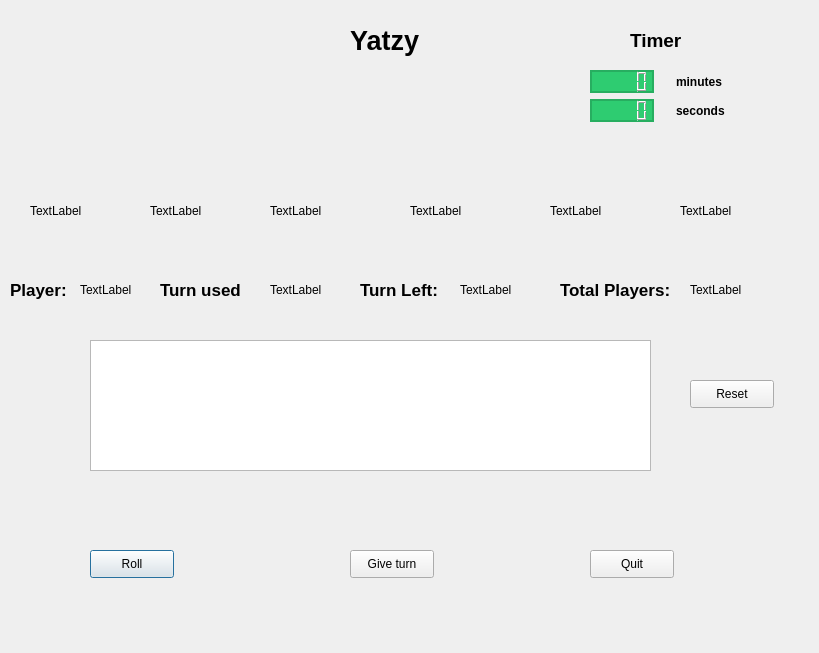
First picture: the form in student/12/yatzy_gui/yatzy_game.ui, repository ahmadshirwany/programming2, before the edit.
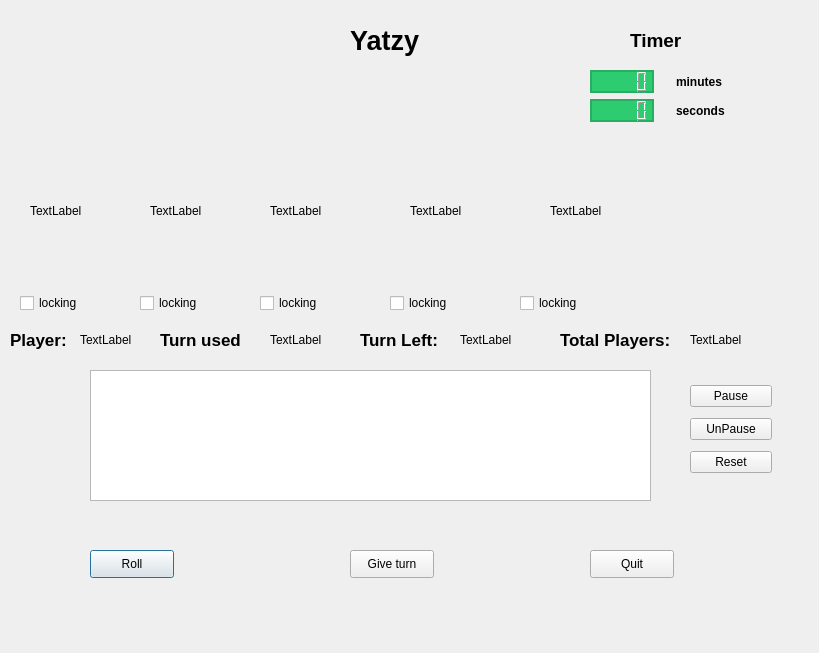
Second picture: the form after the edit.

Commit message: add locking feature with chnaging dices image and also added the feature of pause the game

```diff
--- a/student/12/yatzy_gui/yatzy_game.ui
+++ b/student/12/yatzy_gui/yatzy_game.ui
@@ -86,19 +86,6 @@
     <string>TextLabel</string>
    </property>
   </widget>
-  <widget class="QLabel" name="label_6">
-   <property name="geometry">
-    <rect>
-     <x>680</x>
-     <y>160</y>
-     <width>131</width>
-     <height>101</height>
-    </rect>
-   </property>
-   <property name="text">
-    <string>TextLabel</string>
-   </property>
-  </widget>
   <widget class="QLabel" name="label_7">
    <property name="geometry">
     <rect>
@@ -123,7 +110,7 @@
    <property name="geometry">
     <rect>
      <x>10</x>
-     <y>280</y>
+     <y>330</y>
      <width>63</width>
      <height>20</height>
     </rect>
@@ -143,7 +130,7 @@
    <property name="geometry">
     <rect>
      <x>80</x>
-     <y>280</y>
+     <y>330</y>
      <width>63</width>
      <height>20</height>
     </rect>
@@ -156,7 +143,7 @@
    <property name="geometry">
     <rect>
      <x>460</x>
-     <y>280</y>
+     <y>330</y>
      <width>63</width>
      <height>20</height>
     </rect>
@@ -169,7 +156,7 @@
    <property name="geometry">
     <rect>
      <x>360</x>
-     <y>280</y>
+     <y>330</y>
      <width>81</width>
      <height>20</height>
     </rect>
@@ -228,30 +215,17 @@
    <property name="geometry">
     <rect>
      <x>90</x>
-     <y>340</y>
+     <y>370</y>
      <width>561</width>
      <height>131</height>
     </rect>
    </property>
   </widget>
-  <widget class="QPushButton" name="resetButton">
-   <property name="geometry">
-    <rect>
-     <x>690</x>
-     <y>380</y>
-     <width>84</width>
-     <height>28</height>
-    </rect>
-   </property>
-   <property name="text">
-    <string>Reset</string>
-   </property>
-  </widget>
   <widget class="QLabel" name="label_14">
    <property name="geometry">
     <rect>
      <x>690</x>
-     <y>280</y>
+     <y>330</y>
      <width>91</width>
      <height>20</height>
     </rect>
@@ -264,7 +238,7 @@
    <property name="geometry">
     <rect>
      <x>560</x>
-     <y>280</y>
+     <y>330</y>
      <width>111</width>
      <height>20</height>
     </rect>
@@ -382,7 +356,7 @@
    <property name="geometry">
     <rect>
      <x>270</x>
-     <y>280</y>
+     <y>330</y>
      <width>63</width>
      <height>20</height>
     </rect>
@@ -395,7 +369,7 @@
    <property name="geometry">
     <rect>
      <x>160</x>
-     <y>280</y>
+     <y>330</y>
      <width>81</width>
      <height>20</height>
     </rect>
@@ -411,6 +385,104 @@
     <string>Turn used:</string>
    </property>
   </widget>
+  <widget class="QCheckBox" name="checkBox">
+   <property name="geometry">
+    <rect>
+     <x>20</x>
+     <y>290</y>
+     <width>91</width>
+     <height>26</height>
+    </rect>
+   </property>
+   <property name="text">
+    <string>locking</string>
+   </property>
+  </widget>
+  <widget class="QCheckBox" name="checkBox_2">
+   <property name="geometry">
+    <rect>
+     <x>140</x>
+     <y>290</y>
+     <width>91</width>
+     <height>26</height>
+    </rect>
+   </property>
+   <property name="text">
+    <string>locking</string>
+   </property>
+  </widget>
+  <widget class="QCheckBox" name="checkBox_3">
+   <property name="geometry">
+    <rect>
+     <x>260</x>
+     <y>290</y>
+     <width>91</width>
+     <height>26</height>
+    </rect>
+   </property>
+   <property name="text">
+    <string>locking</string>
+   </property>
+  </widget>
+  <widget class="QCheckBox" name="checkBox_4">
+   <property name="geometry">
+    <rect>
+     <x>390</x>
+     <y>290</y>
+     <width>91</width>
+     <height>26</height>
+    </rect>
+   </property>
+   <property name="text">
+    <string>locking</string>
+   </property>
+  </widget>
+  <widget class="QCheckBox" name="checkBox_5">
+   <property name="geometry">
+    <rect>
+     <x>520</x>
+     <y>290</y>
+     <width>91</width>
+     <height>26</height>
+    </rect>
+   </property>
+   <property name="text">
+    <string>locking</string>
+   </property>
+  </widget>
+  <widget class="QWidget" name="">
+   <property name="geometry">
+    <rect>
+     <x>690</x>
+     <y>380</y>
+     <width>82</width>
+     <height>98</height>
+    </rect>
+   </property>
+   <layout class="QVBoxLayout" name="verticalLayout">
+    <item>
+     <widget class="QPushButton" name="Pause_button">
+      <property name="text">
+       <string>Pause</string>
+      </property>
+     </widget>
+    </item>
+    <item>
+     <widget class="QPushButton" name="unPause_button">
+      <property name="text">
+       <string>UnPause</string>
+      </property>
+     </widget>
+    </item>
+    <item>
+     <widget class="QPushButton" name="resetButton">
+      <property name="text">
+       <string>Reset</string>
+      </property>
+     </widget>
+    </item>
+   </layout>
+  </widget>
  </widget>
  <resources/>
  <connections/>
```
The commit also changes 6 other files.
